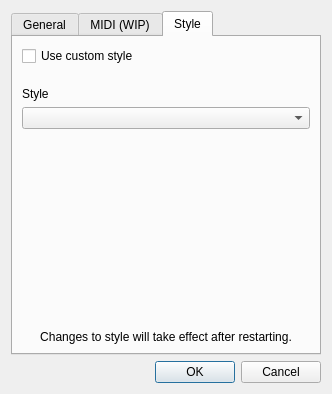
Above: src/editor/SettingsDialog.ui from yuxshao/ptcollab before the change. Below: the same form after it.
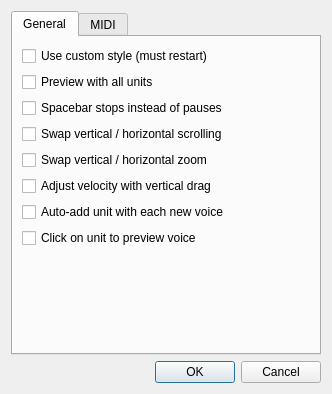
That is the form after the change. The open tabs and pages were chosen to show the change.

Diff of the .ui file:
```diff
--- a/src/editor/SettingsDialog.ui
+++ b/src/editor/SettingsDialog.ui
@@ -24,6 +24,13 @@
        <string>General</string>
       </attribute>
       <layout class="QVBoxLayout" name="verticalLayout_3">
+       <item>
+        <widget class="QCheckBox" name="customStyleCheck">
+         <property name="text">
+          <string>Use custom style (must restart)</string>
+         </property>
+        </widget>
+       </item>
        <item>
         <widget class="QCheckBox" name="chordPreviewCheck">
          <property name="text">
@@ -90,7 +97,7 @@
      </widget>
      <widget class="QWidget" name="tab_2">
       <attribute name="title">
-       <string>MIDI (WIP)</string>
+       <string>MIDI</string>
       </attribute>
       <layout class="QVBoxLayout" name="verticalLayout_4">
        <item>
@@ -132,69 +139,6 @@
        </item>
       </layout>
      </widget>
-     <widget class="QWidget" name="tab_3">
-      <attribute name="title">
-       <string>Style</string>
-      </attribute>
-      <layout class="QVBoxLayout" name="verticalLayout_2">
-       <item>
-        <widget class="QCheckBox" name="customStyleCheck">
-         <property name="text">
-          <string>Use custom style</string>
-         </property>
-        </widget>
-       </item>
-       <item>
-        <spacer name="verticalSpacer_4">
-         <property name="orientation">
-          <enum>Qt::Vertical</enum>
-         </property>
-         <property name="sizeType">
-          <enum>QSizePolicy::Fixed</enum>
-         </property>
-         <property name="sizeHint" stdset="0">
-          <size>
-           <width>20</width>
-           <height>15</height>
-          </size>
-         </property>
-        </spacer>
-       </item>
-       <item>
-        <widget class="QLabel" name="label_2">
-         <property name="text">
-          <string>Style</string>
-         </property>
-        </widget>
-       </item>
-       <item>
-        <widget class="QComboBox" name="styleCombo"/>
-       </item>
-       <item>
-        <spacer name="verticalSpacer_3">
-         <property name="orientation">
-          <enum>Qt::Vertical</enum>
-         </property>
-         <property name="sizeHint" stdset="0">
-          <size>
-           <width>20</width>
-           <height>40</height>
-          </size>
-         </property>
-        </spacer>
-       </item>
-       <item>
-        <widget class="QLabel" name="label_3">
-         <property name="text">
-          <string>Changes to style will take effect after restarting.</string>
-         </property>
-         <property name="alignment">
-          <set>Qt::AlignCenter</set>
-         </property>
-        </widget>
-       </item>
-      </layout>
-     </widget>
     </widget>
    </item>
    <item>
```
